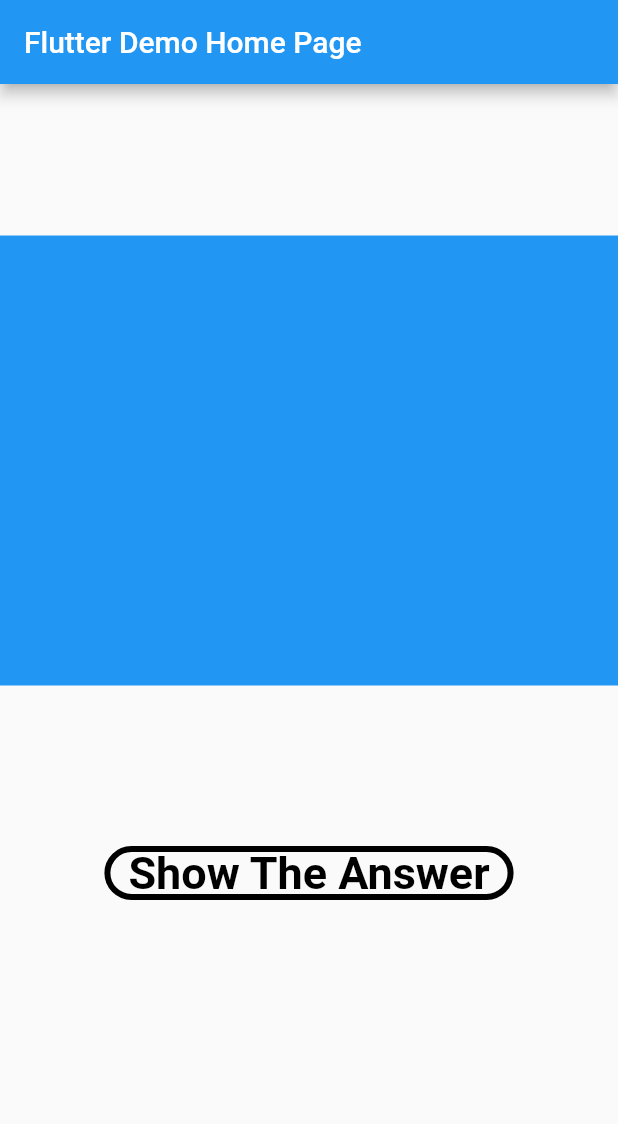
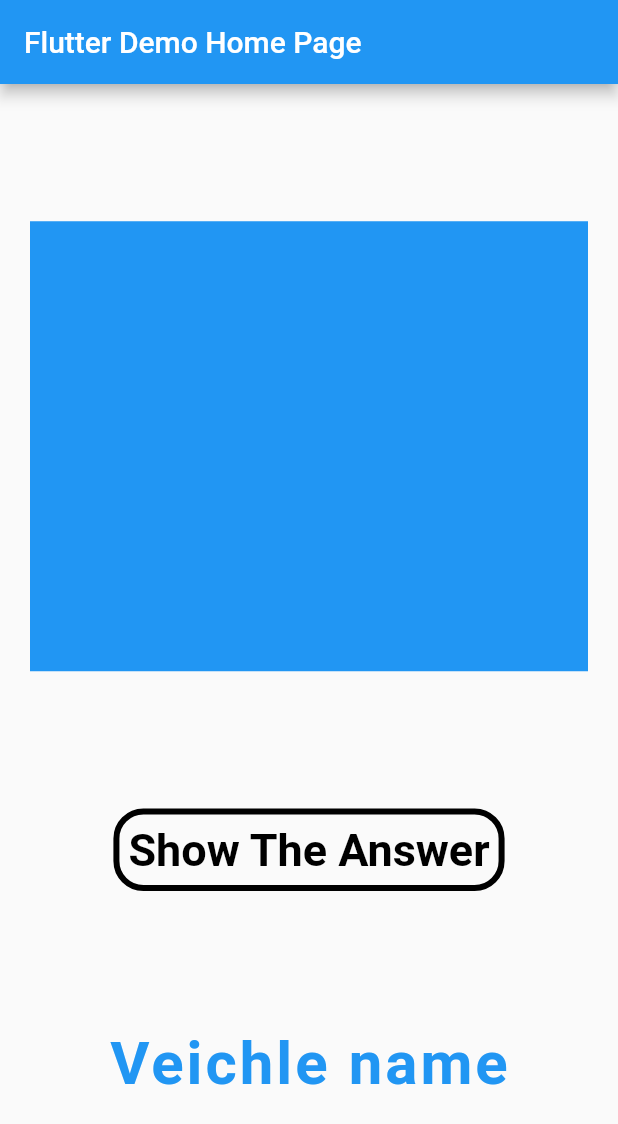
Before and after one commit to SyahrulRamadhani21/TembakGambar, a Flutter app: the screen it shows after launch, on a phone screen of 412 x 824 dp. Shown: the top 1124 px of the screen. Run offline on Flutter 3.47's test engine with Material 2 defaults, Android fonts, the phone set to English and light mode, and no system bars.

Commit message:
Percantik UI

```diff
--- a/lib/main.dart
+++ b/lib/main.dart
@@ -28,7 +28,7 @@ class MyHomePage extends StatefulWidget {
 
 class _MyHomePageState extends State<MyHomePage> {
 
-  String currentVichacleName ='';
+  String currentVichacleName ='Veichle name';
 
 
   @override
@@ -43,11 +43,15 @@ class _MyHomePageState extends State<MyHomePage> {
         child: Column(
           mainAxisAlignment: MainAxisAlignment.spaceEvenly,
           children: <Widget>[
-            Container(
-            height: 300,
-            color: Colors.blue,
+            Padding(
+              padding: const EdgeInsets.fromLTRB(20.0, 0, 20.0, 0),
+              child: Container(
+              height: 300,
+              color: Colors.blue,
+              ),
             ),
             OutlineButton(
+              padding: EdgeInsets.all(10.0),
               onPressed: () => {},
               child: Text(
                 'Show The Answer',
@@ -64,8 +68,15 @@ class _MyHomePageState extends State<MyHomePage> {
               shape: RoundedRectangleBorder(
                 borderRadius: BorderRadius.circular(20.0),
               ),
+              highlightedBorderColor: Colors.black,
             ),
-            Text(currentVichacleName
+            Text(currentVichacleName,
+              style: TextStyle(
+                fontSize: 40,
+                fontWeight: FontWeight.bold,
+                color: Colors.blue,
+                letterSpacing: 2,
+              ),
             ),
           ],
         ),
```
